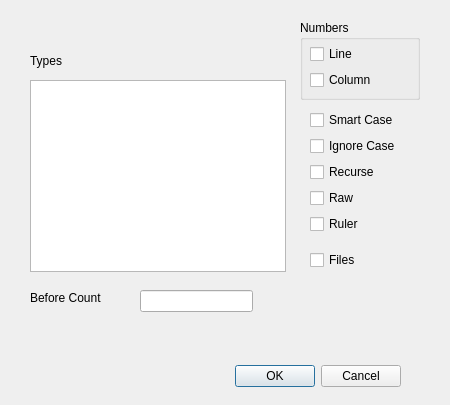
This is gui/common.ui in CraigDawson/yapygrep as Qt 5 draws it before an edit. The edited form follows.
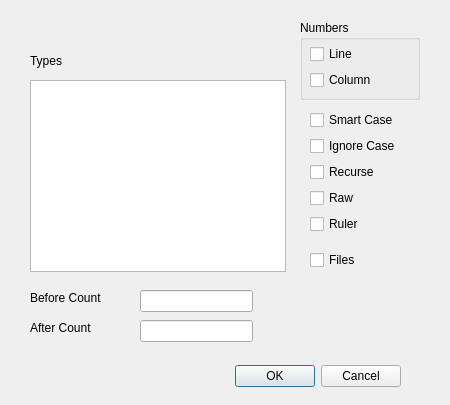
This is the edited form.

Commit message: Finished work on ABC switches and options

Patch:
```diff
--- a/gui/common.ui
+++ b/gui/common.ui
@@ -173,6 +173,29 @@
     <string>Before Count</string>
    </property>
   </widget>
+  <widget class="QLineEdit" name="lineEdit_2">
+   <property name="geometry">
+    <rect>
+     <x>140</x>
+     <y>320</y>
+     <width>113</width>
+     <height>22</height>
+    </rect>
+   </property>
+  </widget>
+  <widget class="QLabel" name="label_3">
+   <property name="geometry">
+    <rect>
+     <x>30</x>
+     <y>320</y>
+     <width>101</width>
+     <height>16</height>
+    </rect>
+   </property>
+   <property name="text">
+    <string>After Count</string>
+   </property>
+  </widget>
   <zorder>groupBox</zorder>
   <zorder>layoutWidget</zorder>
   <zorder>buttonBox</zorder>
```
Left out of the diff: 2 changed lines with no effect on the pictures. The commit also changes 2 other files.
